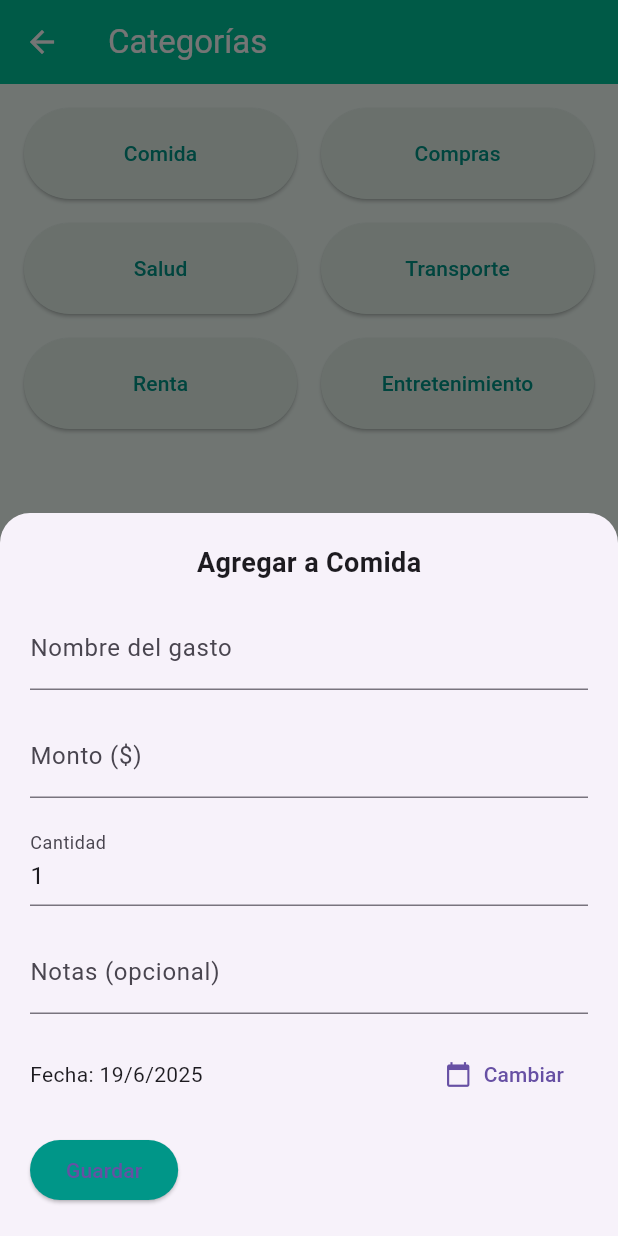
After one commit to adrian5248/walletwizard, a Flutter app: the CategoryScreen screen opened directly, after a tap on "Comida", on a phone screen of 412 x 824 dp. The commit adds this screen. Run offline on Flutter 3.47's test engine with Material 3 defaults, Android fonts, the phone set to English and light mode, and no system bars.

Commit message:
Categories Screen and form

```diff
--- /dev/null
+++ b/lib/screens/add_expense_form.dart
@@ -0,0 +1,100 @@
+import 'package:flutter/material.dart';
+
+class AddExpenseForm extends StatefulWidget {
+  final String category;
+  const AddExpenseForm({super.key, required this.category});
+
+  @override
+  State<AddExpenseForm> createState() => _AddExpenseFormState();
+}
+
+class _AddExpenseFormState extends State<AddExpenseForm> {
+  final _formKey = GlobalKey<FormState>();
+  String name = '';
+  double amount = 0;
+  int quantity = 1;
+  String notes = '';
+  DateTime selectedDate = DateTime.now();
+
+  @override
+  Widget build(BuildContext context) {
+    return Padding(
+      padding: EdgeInsets.only(
+        top: 20,
+        right: 20,
+        left: 20,
+        bottom: MediaQuery.of(context).viewInsets.bottom + 20,
+      ),
+      child: Form(
+        key: _formKey,
+        child: Wrap(
+          runSpacing: 16,
+          children: [
+            Center(
+              child: Text("Agregar a ${widget.category}", style: const TextStyle(fontSize: 18, fontWeight: FontWeight.bold)),
+            ),
+            TextFormField(
+              decoration: const InputDecoration(labelText: "Nombre del gasto"),
+              validator: (value) => value!.isEmpty ? "Requerido" : null,
+              onSaved: (value) => name = value!,
+            ),
+            TextFormField(
+              keyboardType: TextInputType.number,
+              decoration: const InputDecoration(labelText: "Monto (\$)"),
+              validator: (value) => value!.isEmpty ? "Requerido" : null,
+              onSaved: (value) => amount = double.parse(value!),
+            ),
+            TextFormField(
+              keyboardType: TextInputType.number,
+              decoration: const InputDecoration(labelText: "Cantidad"),
+              initialValue: '1',
+              onSaved: (value) => quantity = int.parse(value!),
+            ),
+            TextFormField(
+              decoration: const InputDecoration(labelText: "Notas (opcional)"),
+              onSaved: (value) => notes = value ?? '',
+            ),
+            Row(
+              children: [
+                const Text("Fecha: "),
+                Text("${selectedDate.day}/${selectedDate.month}/${selectedDate.year}"),
+                const Spacer(),
+                TextButton.icon(
+                  icon: const Icon(Icons.calendar_today),
+                  label: const Text("Cambiar"),
+                  onPressed: () async {
+                    final picked = await showDatePicker(
+                      context: context,
+                      initialDate: selectedDate,
+                      firstDate: DateTime(2020),
+                      lastDate: DateTime.now(),
+                    );
+                    if (picked != null) {
+                      setState(() {
+                        selectedDate = picked;
+                      });
+                    }
+                  },
+                )
+              ],
+            ),
+            ElevatedButton(
+              style: ElevatedButton.styleFrom(backgroundColor: Colors.teal),
+              onPressed: () {
+                if (_formKey.currentState!.validate()) {
+                  _formKey.currentState!.save();
+                  // Aquí puedes guardar el gasto en una base de datos o mostrarlo
+                  Navigator.pop(context);
+                  ScaffoldMessenger.of(context).showSnackBar(
+                    SnackBar(content: Text('Gasto agregado: $name - \$${amount.toStringAsFixed(2)}')),
+                  );
+                }
+              },
+              child: const Text("Guardar"),
+            )
+          ],
+        ),
+      ),
+    );
+  }
+}
--- /dev/null
+++ b/lib/screens/category_screen.dart
@@ -0,0 +1,58 @@
+import 'package:ejemplo/screens/add_expense_form.dart';
+import 'package:flutter/material.dart';
+
+class CategoryScreen extends StatelessWidget {
+  const CategoryScreen({super.key});
+
+  final List<String> categories = const [
+    'Comida',
+    'Compras',
+    'Salud',
+    'Transporte',
+    'Renta',
+    'Entretenimiento',
+  ];
+
+  @override
+  Widget build(BuildContext context) {
+    return Scaffold(
+      backgroundColor: const Color(0xFFF4FFF9),
+      appBar: AppBar(
+        title: const Text("Categorías"),
+        backgroundColor: const Color(0xFF00C49A),
+        foregroundColor: Colors.white,
+      ),
+      body: Padding(
+        padding: const EdgeInsets.all(16),
+        child: GridView.builder(
+          itemCount: categories.length,
+          gridDelegate: const SliverGridDelegateWithFixedCrossAxisCount(
+            crossAxisCount: 2,
+            mainAxisSpacing: 16,
+            crossAxisSpacing: 16,
+            childAspectRatio: 3,
+          ),
+          itemBuilder: (context, index) {
+            return ElevatedButton(
+              style: ElevatedButton.styleFrom(
+                backgroundColor: const Color(0xFFE6F4EC),
+                foregroundColor: Colors.teal,
+              ),
+              onPressed: () {
+                showModalBottomSheet(
+                  context: context,
+                  isScrollControlled: true,
+                  shape: const RoundedRectangleBorder(
+                    borderRadius: BorderRadius.vertical(top: Radius.circular(20)),
+                  ),
+                  builder: (_) => AddExpenseForm(category: categories[index]),
+                );
+              },
+              child: Text(categories[index]),
+            );
+          },
+        ),
+      ),
+    );
+  }
+}
--- a/lib/screens/dashboard.dart
+++ b/lib/screens/dashboard.dart
@@ -1,7 +1,10 @@
 import 'package:flutter/material.dart';
+
+import 'category_screen.dart';
 import 'home_screen.dart';
+import 'notifications_screen.dart';
 import 'search_screen.dart';
-import 'notifications_screen.dart';
+
 
 class Dashboard extends StatefulWidget {
   const Dashboard({super.key});
@@ -16,6 +19,7 @@ class _DashboardState extends State<Dashboard> {
   final List<Widget> _screens = [
     const HomeScreen(),
     const Placeholder(), // Aquí pondrías la pantalla de gráficas
+    const CategoryScreen(), // Aquí colocamos la pantalla de categorías
     const SearchScreen(),
     const Placeholder(), // Aquí pondrías la pantalla de historial
     const NotificationsScreen(),
@@ -35,8 +39,9 @@ class _DashboardState extends State<Dashboard> {
         items: const [
           BottomNavigationBarItem(icon: Icon(Icons.home), label: "Inicio"),
           BottomNavigationBarItem(icon: Icon(Icons.bar_chart), label: "Gráficas"),
-          BottomNavigationBarItem(icon: Icon(Icons.compare_arrows), label: "Transferencias"),
+          BottomNavigationBarItem(icon: Icon(Icons.category), label: "Categorias"),
           BottomNavigationBarItem(icon: Icon(Icons.layers), label: "Historial"),
+          BottomNavigationBarItem(icon: Icon(Icons.notifications), label: "Notificaciones"),
           BottomNavigationBarItem(icon: Icon(Icons.person), label: "Perfil"),
         ],
       ),
--- a/lib/screens/home_screen.dart
+++ b/lib/screens/home_screen.dart
@@ -18,7 +18,7 @@ class HomeScreen extends StatelessWidget {
                 children: [
                   Text.rich(
                     TextSpan(
-                      text: 'Hi, Daniela\n',
+                      text: 'Hi, Adro\n',
                       style: TextStyle(color: Colors.white, fontSize: 18, fontWeight: FontWeight.bold),
                       children: [
                         TextSpan(
```
